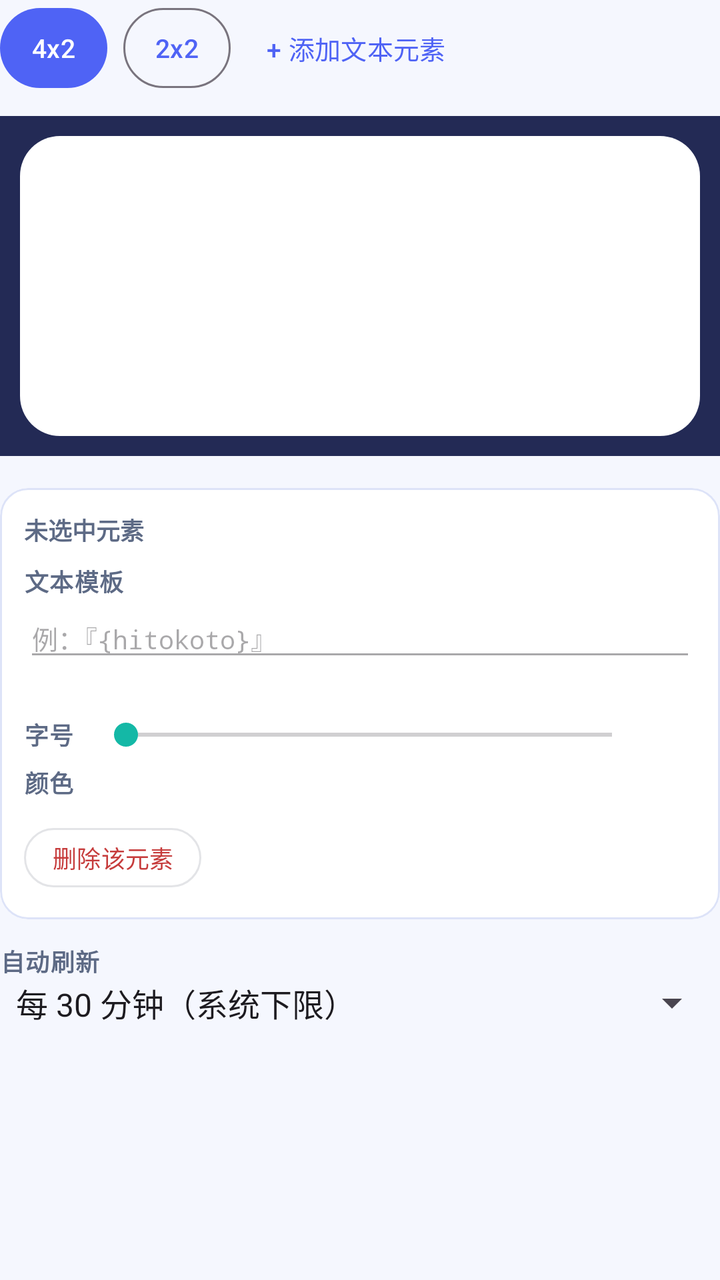
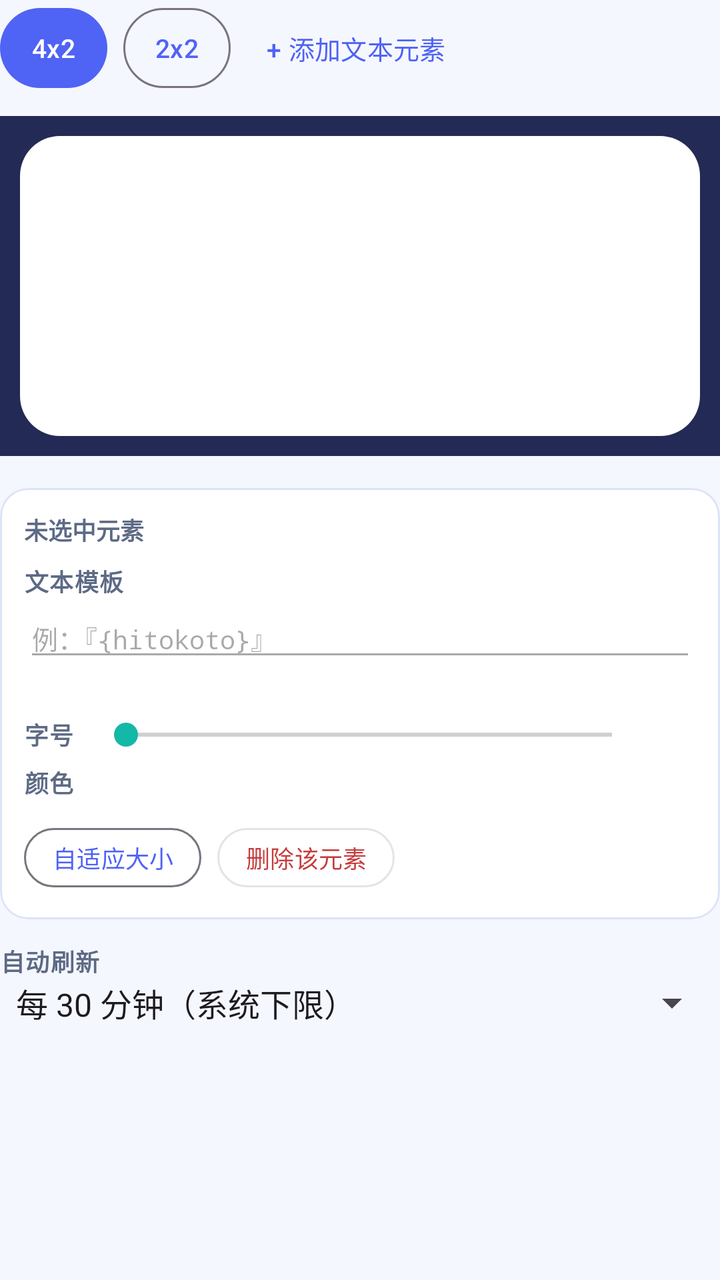

An Android layout rendered at two revisions. The XML below is the earlier revision; the diff shows what the commit changed to produce the second picture.
<!-- AndroidManifest.xml: application theme Theme.WidgetFlow -->
<!-- res/layout/step4_editor.xml -->
<?xml version="1.0" encoding="utf-8"?>
<LinearLayout xmlns:android="http://schemas.android.com/apk/res/android"
    xmlns:app="http://schemas.android.com/apk/res-auto"
    android:layout_width="match_parent"
    android:layout_height="wrap_content"
    android:orientation="vertical">

    <LinearLayout
        android:layout_width="match_parent"
        android:layout_height="wrap_content"
        android:gravity="center_vertical"
        android:orientation="horizontal">

        <Button
            android:id="@+id/btn_size_4x2"
            android:layout_width="wrap_content"
            android:layout_height="wrap_content"
            android:minWidth="0dp"
            android:paddingLeft="16dp"
            android:paddingRight="16dp"
            android:text="@string/size_4x2"
            android:textSize="13sp" />

        <Button
            android:id="@+id/btn_size_2x2"
            style="@style/Widget.Material3.Button.OutlinedButton"
            android:layout_width="wrap_content"
            android:layout_height="wrap_content"
            android:layout_marginLeft="8dp"
            android:minWidth="0dp"
            android:paddingLeft="16dp"
            android:paddingRight="16dp"
            android:text="@string/size_2x2"
            android:textSize="13sp" />

        <Button
            android:id="@+id/btn_add_element"
            style="@style/Widget.Material3.Button.TextButton"
            android:layout_width="wrap_content"
            android:layout_height="wrap_content"
            android:layout_marginLeft="6dp"
            android:text="@string/add_element"
            android:textSize="13sp" />
    </LinearLayout>

    <FrameLayout
        android:id="@+id/canvas_wrap"
        android:layout_width="match_parent"
        android:layout_height="wrap_content"
        android:layout_marginTop="10dp"
        android:background="@color/canvas_wrap"
        android:padding="10dp">

        <FrameLayout
            android:id="@+id/canvas"
            android:layout_width="match_parent"
            android:layout_height="150dp"
            android:layout_gravity="center_horizontal"
            android:background="@drawable/widget_bg" />
    </FrameLayout>

    <HorizontalScrollView
        android:layout_width="match_parent"
        android:layout_height="wrap_content"
        android:layout_marginTop="8dp"
        android:scrollbars="none">

        <LinearLayout
            android:id="@+id/box_chips"
            android:layout_width="wrap_content"
            android:layout_height="wrap_content"
            android:orientation="horizontal" />
    </HorizontalScrollView>

    <com.google.android.material.card.MaterialCardView
        android:layout_width="match_parent"
        android:layout_height="wrap_content"
        android:layout_marginTop="8dp"
        app:cardBackgroundColor="@color/surface"
        app:cardCornerRadius="14dp"
        app:strokeColor="@color/rule"
        app:strokeWidth="1dp">

        <LinearLayout
            android:layout_width="match_parent"
            android:layout_height="wrap_content"
            android:orientation="vertical"
            android:padding="12dp">

            <TextView
                android:id="@+id/prop_name"
                android:layout_width="match_parent"
                android:layout_height="wrap_content"
                android:text="未选中元素"
                android:textColor="@color/muted"
                android:textSize="12sp"
                android:textStyle="bold" />

            <TextView
                style="@style/TextAppearance.Label"
                android:layout_width="match_parent"
                android:layout_height="wrap_content"
                android:layout_marginTop="8dp"
                android:text="@string/label_template" />

            <EditText
                android:id="@+id/inp_template"
                android:layout_width="match_parent"
                android:layout_height="wrap_content"
                android:enabled="false"
                android:fontFamily="monospace"
                android:hint="例：『{hitokoto}』"
                android:inputType="text"
                android:textSize="13sp" />

            <TextView
                android:id="@+id/prop_aliases"
                android:layout_width="match_parent"
                android:layout_height="wrap_content"
                android:textColor="@color/muted"
                android:textSize="11sp" />

            <LinearLayout
                android:layout_width="match_parent"
                android:layout_height="wrap_content"
                android:layout_marginTop="8dp"
                android:gravity="center_vertical"
                android:orientation="horizontal">

                <TextView
                    style="@style/TextAppearance.Label"
                    android:layout_width="wrap_content"
                    android:layout_height="wrap_content"
                    android:text="@string/label_font_size" />

                <SeekBar
                    android:id="@+id/seek_font"
                    android:layout_width="0dp"
                    android:layout_height="wrap_content"
                    android:layout_marginLeft="10dp"
                    android:layout_weight="1"
                    android:enabled="false"
                    android:max="9"
                    android:min="0" />

                <TextView
                    android:id="@+id/font_value"
                    android:layout_width="26dp"
                    android:layout_height="wrap_content"
                    android:fontFamily="monospace"
                    android:gravity="center"
                    android:textColor="@color/accent"
                    android:textSize="12sp" />
            </LinearLayout>

            <TextView
                style="@style/TextAppearance.Label"
                android:layout_width="match_parent"
                android:layout_height="wrap_content"
                android:layout_marginTop="6dp"
                android:text="@string/label_color" />

            <LinearLayout
                android:id="@+id/box_colors"
                android:layout_width="match_parent"
                android:layout_height="wrap_content"
                android:orientation="horizontal" />

            <Button
                android:id="@+id/btn_delete_element"
                style="@style/Widget.Material3.Button.OutlinedButton.Small"
                android:layout_width="wrap_content"
                android:layout_height="wrap_content"
                android:layout_marginTop="10dp"
                android:enabled="false"
                android:text="@string/btn_delete_element"
                android:textColor="@color/err" />
        </LinearLayout>
    </com.google.android.material.card.MaterialCardView>

    <TextView
        style="@style/TextAppearance.Label"
        android:layout_width="match_parent"
        android:layout_height="wrap_content"
        android:layout_marginTop="12dp"
        android:text="@string/label_refresh" />

    <Spinner
        android:id="@+id/spin_refresh"
        android:layout_width="match_parent"
        android:layout_height="wrap_content"
        android:entries="@array/refresh_options" />
</LinearLayout>
<!-- resources referenced by this layout -->
<resources>
  <string-array name="refresh_options">
          <item>每 30 分钟（系统下限）</item>
          <item>每 1 小时</item>
          <item>每 6 小时</item>
          <item>每天 8:00</item>
      </string-array>
  <color name="accent">#4F63F5</color>
  <color name="canvas_wrap">#232A55</color>
  <color name="err">#C63C3C</color>
  <color name="muted">#5D6A85</color>
  <color name="rule">#DDE3F8</color>
  <color name="surface">#FFFFFF</color>
  <!-- drawable widget_bg (drawable) -->
  <?xml version="1.0" encoding="utf-8"?>
  <shape xmlns:android="http://schemas.android.com/apk/res/android" android:shape="rectangle">
      <solid android:color="@color/widget_bg_color" />
      <corners android:radius="20dp" />
  </shape>
  <string name="add_element">+ 添加文本元素</string>
  <string name="btn_delete_element">删除该元素</string>
  <string name="label_color">颜色</string>
  <string name="label_font_size">字号</string>
  <string name="label_refresh">自动刷新</string>
  <string name="label_template">文本模板</string>
  <string name="size_2x2">2x2</string>
  <string name="size_4x2">4x2</string>
  <style name="TextAppearance.Label" parent="TextAppearance.Material3.LabelMedium">
          <item name="android:textColor">@color/muted</item>
          <item name="android:textSize">12sp</item>
          <item name="android:textStyle">bold</item>
      </style>
  <style name="Widget.Material3.Button.OutlinedButton.Small" parent="Widget.Material3.Button.OutlinedButton">
          <item name="android:textSize">12sp</item>
          <item name="android:minHeight">34dp</item>
          <item name="android:paddingLeft">14dp</item>
          <item name="android:paddingRight">14dp</item>
      </style>
  <style name="Theme.WidgetFlow" parent="Theme.Material3.Light.NoActionBar">
          <item name="colorPrimary">@color/accent</item>
          <item name="colorOnPrimary">#FFFFFF</item>
          <item name="colorPrimaryContainer">@color/accent_light</item>
          <item name="colorOnPrimaryContainer">@color/accent</item>
          <item name="colorSecondary">@color/accent2</item>
          <item name="colorSecondaryContainer">#D9F5F1</item>
          <item name="colorOnSecondaryContainer">#0B5F56</item>
          <item name="android:colorBackground">@color/bg</item>
          <item name="colorSurface">@color/surface</item>
          <item name="colorOnSurface">@color/ink</item>
      </style>
  <color name="widget_bg_color">#FFFFFF</color>
  <color name="accent_light">#E9EDFE</color>
  <color name="accent2">#14B8A6</color>
  <color name="bg">#F5F7FE</color>
  <color name="ink">#18203A</color>
</resources>

<!-- the commit's change to res/layout/step4_editor.xml (unified diff, before → after) -->
@@ -166,15 +166,30 @@
                 android:layout_height="wrap_content"
                 android:orientation="horizontal" />
 
-            <Button
-                android:id="@+id/btn_delete_element"
-                style="@style/Widget.Material3.Button.OutlinedButton.Small"
-                android:layout_width="wrap_content"
+            <LinearLayout
+                android:layout_width="match_parent"
                 android:layout_height="wrap_content"
                 android:layout_marginTop="10dp"
-                android:enabled="false"
-                android:text="@string/btn_delete_element"
-                android:textColor="@color/err" />
+                android:gravity="center_vertical"
+                android:orientation="horizontal">
+
+                <Button
+                    android:id="@+id/btn_reset_size"
+                    style="@style/Widget.Material3.Button.OutlinedButton.Small"
+                    android:layout_width="wrap_content"
+                    android:layout_height="wrap_content"
+                    android:layout_marginRight="8dp"
+                    android:text="@string/btn_reset_size" />
+
+                <Button
+                    android:id="@+id/btn_delete_element"
+                    style="@style/Widget.Material3.Button.OutlinedButton.Small"
+                    android:layout_width="wrap_content"
+                    android:layout_height="wrap_content"
+                    android:enabled="false"
+                    android:text="@string/btn_delete_element"
+                    android:textColor="@color/err" />
+            </LinearLayout>
         </LinearLayout>
     </com.google.android.material.card.MaterialCardView>
 
<!-- resource entries referenced after the edit -->
@@ -20,6 +20,7 @@
   </shape>
   <string name="add_element">+ 添加文本元素</string>
   <string name="btn_delete_element">删除该元素</string>
+  <string name="btn_reset_size">自适应大小</string>
   <string name="label_color">颜色</string>
   <string name="label_font_size">字号</string>
   <string name="label_refresh">自动刷新</string>
